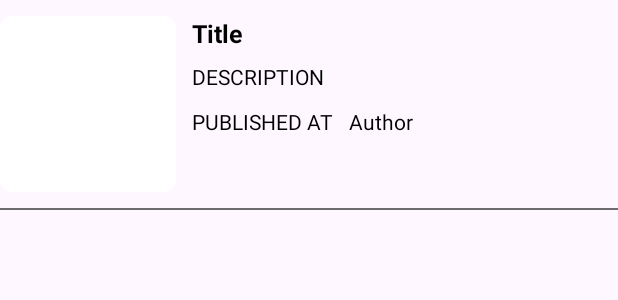
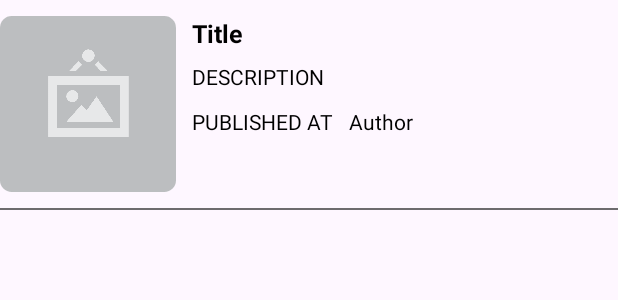
Before and after one commit to abdallah-marwad/TaskNewsBiddex, an Android app: the layout item_article.xml on its own in the app's theme, with its tools: preview values and no code run, on a phone screen of 412 x 824 dp. Shown: the top 300 px of the screen. Run offline under Robolectric (Android 15) with nearby library versions, the phone set to English and light mode, and no system bars.

Commit message:
fix: improve RecyclerPaging. - resize image in NewsAdapter with glide.

```diff
--- a/app/src/main/java/com/example/taskbiddex/common/utils/Constant.kt
+++ b/app/src/main/java/com/example/taskbiddex/common/utils/Constant.kt
@@ -5,7 +5,7 @@ import com.example.taskbiddex.R
 
 object Constant {
 
-    const val API_KEY = "bcd41bf33fdc48f699d6a25884854f6f"
+    const val API_KEY = "da8ca0a0ecd44772a2694cad342a6135"
     const val BASE_URL = "https://newsapi.org/"
     const val  QUERY_PAGE_SIZE = 20
     val generalErrMsg =
--- a/app/src/main/java/com/example/taskbiddex/features/news/data/remote/ApiServices.kt
+++ b/app/src/main/java/com/example/taskbiddex/features/news/data/remote/ApiServices.kt
@@ -10,7 +10,7 @@ interface ApiServices {
     @GET("v2/everything")
     suspend fun getAllNews(
         @Query("sources")
-        category:String = "abc-news",
+        category:String = "the-next-web",
         @Query("page")
         pageNumber:Int =1,
         @Query("apiKey")
--- a/app/src/main/java/com/example/taskbiddex/features/news/presentation/news/NewsAdapter.kt
+++ b/app/src/main/java/com/example/taskbiddex/features/news/presentation/news/NewsAdapter.kt
@@ -39,6 +39,7 @@ class NewsAdapter : RecyclerView.Adapter<NewsAdapter.ArticleViewHolder>() {
         holder.binding.apply {
             Glide.with(root).load(article.urlToImage)
                 .placeholder(R.drawable.err_banner)
+                .override(360 , 360)
                 .error(R.drawable.err_banner)
                 .into(ivArticleImage)
             tvAuthor.text = article.author
--- a/app/src/main/res/layout/item_article.xml
+++ b/app/src/main/res/layout/item_article.xml
@@ -5,36 +5,36 @@
     android:layout_width="match_parent"
     android:layout_height="wrap_content"
     android:divider="?android:dividerHorizontal"
-    android:showDividers="middle"
-    android:paddingVertical="@dimen/_8sdp">
+    android:paddingVertical="@dimen/_8sdp"
+    android:showDividers="middle">
 
     <androidx.cardview.widget.CardView
         android:id="@+id/imgCard"
         android:layout_width="@dimen/_90sdp"
         android:layout_height="@dimen/_90sdp"
+        app:cardCornerRadius="@dimen/_6sdp"
         app:cardElevation="0dp"
-        app:cardCornerRadius="@dimen/_6sdp"
         app:layout_constraintStart_toStartOf="parent"
-        app:layout_constraintTop_toTopOf="parent"
-        >
-    <ImageView
-        android:id="@+id/ivArticleImage"
-        android:layout_width="match_parent"
-        android:layout_height="match_parent"
-        android:scaleType="centerCrop"
+        app:layout_constraintTop_toTopOf="parent">
 
-         />
+        <ImageView
+            android:id="@+id/ivArticleImage"
+            android:layout_width="match_parent"
+            android:layout_height="match_parent"
+            android:scaleType="centerCrop"
+            android:src="@drawable/err_banner" />
     </androidx.cardview.widget.CardView>
+
     <TextView
         android:id="@+id/tvAuthor"
         android:layout_width="0dp"
         android:layout_height="wrap_content"
-        android:text="Author"
+        android:layout_marginStart="@dimen/_8sdp"
+        android:layout_marginTop="@dimen/_8sdp"
+        android:ellipsize="end"
         android:maxLines="1"
         android:singleLine="true"
-        android:ellipsize="end"
-        android:layout_marginStart="@dimen/_8sdp"
-        android:layout_marginTop="@dimen/_8sdp"
+        android:text="Author"
         android:textColor="@android:color/black"
         app:layout_constraintEnd_toEndOf="parent"
         app:layout_constraintStart_toEndOf="@+id/tvPublishedAt"
@@ -48,13 +48,13 @@
         android:layout_marginStart="@dimen/_8sdp"
         android:ellipsize="end"
         android:maxLines="1"
-        tools:text="Title"
         android:textColor="@android:color/black"
         android:textSize="@dimen/_13ssp"
         android:textStyle="bold"
         app:layout_constraintEnd_toEndOf="parent"
         app:layout_constraintStart_toEndOf="@+id/imgCard"
-        app:layout_constraintTop_toTopOf="parent" />
+        app:layout_constraintTop_toTopOf="parent"
+        tools:text="Title" />
 
     <TextView
         android:id="@+id/tvDescription"
@@ -74,18 +74,17 @@
         android:id="@+id/tvPublishedAt"
         android:layout_width="wrap_content"
         android:layout_height="wrap_content"
+        android:layout_marginTop="@dimen/_8sdp"
         android:text="PUBLISHED AT"
-        android:layout_marginTop="@dimen/_8sdp"
         android:textColor="@android:color/black"
         app:layout_constraintStart_toStartOf="@+id/tvDescription"
         app:layout_constraintTop_toBottomOf="@+id/tvDescription" />
 
 
-    <LinearLayout
+    <View
         android:layout_width="match_parent"
         android:layout_height="1dp"
         android:layout_marginTop="@dimen/_8sdp"
         android:background="@color/black_65_opacity"
-        app:layout_constraintTop_toBottomOf="@+id/imgCard"
-        />
+        app:layout_constraintTop_toBottomOf="@+id/imgCard" />
 </androidx.constraintlayout.widget.ConstraintLayout>
```
Also changed, not shown: app/src/main/java/com/example/taskbiddex/common/utils/RecyclerPaging.kt (+11 -1 lines).
